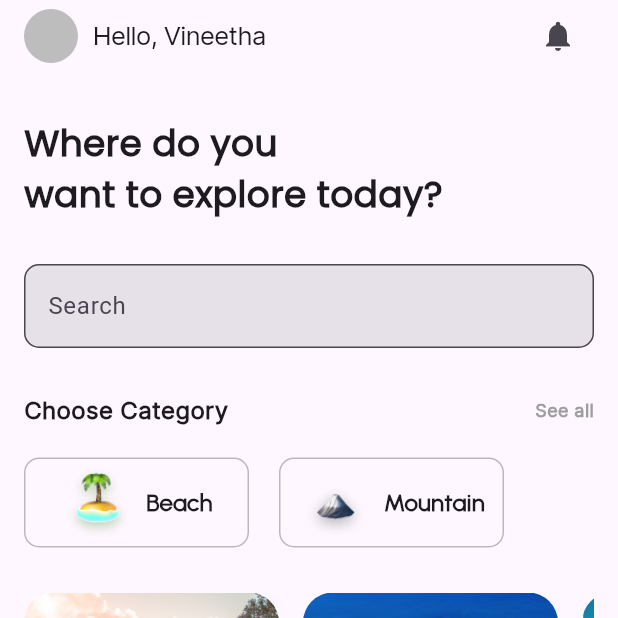
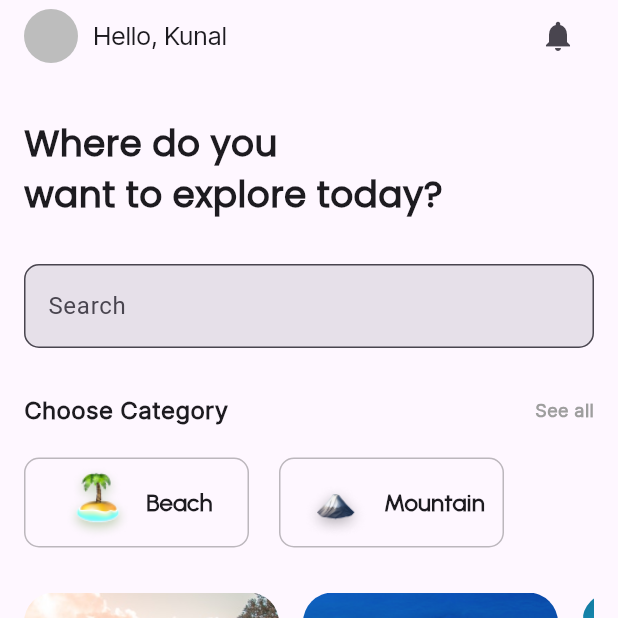
Before and after one commit to Kunal0127/flutter-travel-app, a Flutter app: the screen it shows after launch, on a phone screen of 412 x 824 dp, the top half of it. Run offline on Flutter 3.47's test engine with Material 2 defaults, Android fonts, the phone set to English and light mode, and no system bars.

Commit message:
edit README.md

```diff
--- a/lib/utils/custom_appbar.dart
+++ b/lib/utils/custom_appbar.dart
@@ -20,7 +20,7 @@ class CustomAppBar extends StatelessWidget {
               width: 10,
             ),
             Text(
-              "Hello, Vineetha",
+              "Hello, Kunal",
               style: TextStyle(
                 fontFamily: "Inter",
                 fontSize: 17,
```
Also changed, not shown: assets/screenshort/screenshot1.jpg (added), assets/screenshort/screenshot2.jpg (added), assets/screenshort/screenshot3.jpg (added), assets/screenshort/screenshot4.jpg (added), 1 other file.
